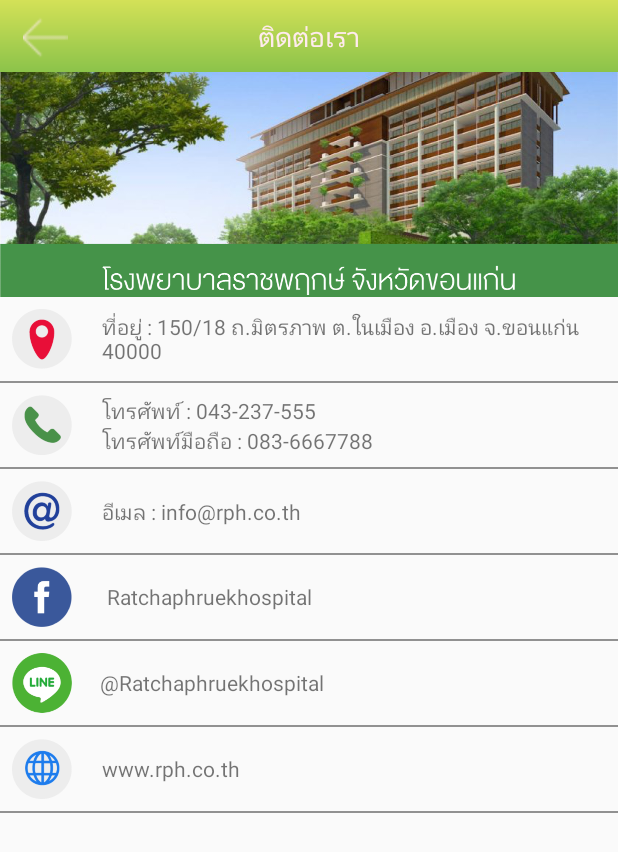
After one commit to kamonwans/RatchphuekHospital, an Android app: the ContactActivity screen opened directly, with no data from a screen before it, on a phone screen of 412 x 824 dp. The commit adds this screen. Shown: the top 852 px of the screen. Run offline under Robolectric (Android 15) with nearby library versions, the phone set to English and light mode, and no system bars.

Commit message:
page contact

```diff
--- a/app/build.gradle
+++ b/app/build.gradle
@@ -29,7 +29,7 @@
     compile 'com.android.support.constraint:constraint-layout:1.0.2'
     compile 'com.android.support:design:25.3.1'
     compile 'com.android.support:support-v4:25.3.1'
-    testCompile 'junit:junit:4.12'
     compile 'com.android.support:recyclerview-v7:25.0.0-alpha1'
     compile 'de.hdodenhof:circleimageview:2.1.0'
+    testCompile 'junit:junit:4.12'
 }
--- a/app/src/main/AndroidManifest.xml
+++ b/app/src/main/AndroidManifest.xml
@@ -10,7 +10,6 @@
         android:roundIcon="@mipmap/ic_launcher_round"
         android:supportsRtl="true"
         android:theme="@style/Theme.AppCompat.Light.NoActionBar">
-
         <activity android:name=".SplashScreen">
             <intent-filter>
                 <action android:name="android.intent.action.MAIN" />
@@ -21,10 +20,11 @@
         <activity android:name=".LoginActivity" />
         <activity
             android:name=".MainActivity"
-            android:windowSoftInputMode="adjustNothing"></activity>
+            android:windowSoftInputMode="adjustNothing" />
         <activity android:name=".RegisterActivity" />
         <activity android:name=".PersonalInfromationActivity" />
         <activity android:name=".EditProfileActivity" />
+        <activity android:name=".ContactActivity"></activity>
     </application>
 
 </manifest>
--- /dev/null
+++ b/app/src/main/java/com/example/kamonwan/ratchaphruekhospital/ContactActivity.java
@@ -0,0 +1,13 @@
+package com.example.kamonwan.ratchaphruekhospital;
+
+import android.support.v7.app.AppCompatActivity;
+import android.os.Bundle;
+
+public class ContactActivity extends AppCompatActivity {
+
+    @Override
+    protected void onCreate(Bundle savedInstanceState) {
+        super.onCreate(savedInstanceState);
+        setContentView(R.layout.activity_contact);
+    }
+}
--- a/app/src/main/java/com/example/kamonwan/ratchaphruekhospital/MainActivity.java
+++ b/app/src/main/java/com/example/kamonwan/ratchaphruekhospital/MainActivity.java
@@ -12,6 +12,7 @@
 import android.view.MenuItem;
 import android.view.View;
 import android.widget.Button;
+import android.widget.LinearLayout;
 
 
 public class MainActivity extends AppCompatActivity {
@@ -19,6 +20,7 @@
     ActionBarDrawerToggle actionBarDrawerToggle;
     private Toolbar toolbar;
     Button btn_personalInformation;
+    LinearLayout btn_contact;
 
 
     @Override
@@ -32,7 +34,7 @@
     private void initInstance() {
         toolbar = (Toolbar) findViewById(R.id.toolbar);
         setSupportActionBar(toolbar);
-
+        Fragment();
         drawerLayout = (DrawerLayout) findViewById(R.id.drawerLayout);
         actionBarDrawerToggle = new ActionBarDrawerToggle(
                 MainActivity.this,
@@ -53,8 +55,15 @@
                 startActivity(intent);
             }
         });
-        Fragment();
 
+        btn_contact = (LinearLayout) findViewById(R.id.btn_contact);
+        btn_contact.setOnClickListener(new View.OnClickListener() {
+            @Override
+            public void onClick(View v) {
+                Intent intent = new Intent(MainActivity.this, ContactActivity.class);
+                startActivity(intent);
+            }
+        });
     }
 
     public void Fragment() {
--- /dev/null
+++ b/app/src/main/res/drawable/bg_page_login.xml
@@ -0,0 +1,10 @@
+<shape xmlns:android="http://schemas.android.com/apk/res/android"
+    android:shape="rectangle">
+    <solid android:color="@android:color/transparent" />
+
+    <corners
+        android:bottomLeftRadius="10dp"
+        android:bottomRightRadius="10dp"
+        android:topLeftRadius="10dp"
+        android:topRightRadius="10dp" />
+</shape>
--- /dev/null
+++ b/app/src/main/res/layout/activity_contact.xml
@@ -0,0 +1,236 @@
+<?xml version="1.0" encoding="utf-8"?>
+<LinearLayout xmlns:android="http://schemas.android.com/apk/res/android"
+    xmlns:app="http://schemas.android.com/apk/res-auto"
+    xmlns:tools="http://schemas.android.com/tools"
+    android:layout_width="match_parent"
+    android:layout_height="match_parent"
+    android:orientation="vertical"
+    tools:context="com.example.kamonwan.ratchaphruekhospital.ContactActivity">
+
+    <android.support.v7.widget.Toolbar
+        android:id="@+id/toolbar"
+        android:layout_width="match_parent"
+        android:layout_height="48dp"
+        android:background="@drawable/bg_head"
+        android:contentInsetEnd="0dp"
+        android:contentInsetLeft="0dp"
+        android:contentInsetRight="0dp"
+        android:contentInsetStart="0dp"
+        app:contentInsetEnd="0dp"
+        app:contentInsetLeft="0dp"
+        app:contentInsetRight="0dp"
+        app:contentInsetStart="0dp">
+
+        <ImageView
+            android:id="@+id/btnBack"
+            android:layout_width="60dp"
+            android:layout_height="50dp"
+            android:layout_gravity="center_vertical"
+            android:adjustViewBounds="true"
+            android:padding="10dp"
+            android:paddingBottom="10dp"
+            android:paddingRight="20dp"
+            android:paddingTop="10dp"
+            android:scaleType="fitCenter"
+            android:src="@drawable/back"
+            android:tint="#FFEBEE"
+            android:visibility="visible" />
+
+        <TextView
+            android:layout_width="wrap_content"
+            android:layout_height="match_parent"
+            android:layout_gravity="center"
+            android:ellipsize="end"
+            android:gravity="center"
+            android:text="@string/menu_contact"
+            android:textColor="#FFEBEE"
+            android:textIsSelectable="false"
+            android:textSize="18sp"
+            android:visibility="visible" />
+
+    </android.support.v7.widget.Toolbar>
+
+    <LinearLayout
+        android:layout_width="match_parent"
+        android:layout_height="wrap_content"
+        android:orientation="vertical">
+
+        <ImageView
+            android:layout_width="match_parent"
+            android:layout_height="150dp"
+            android:scaleType="centerCrop"
+            android:src="@drawable/title_head_contact" />
+    </LinearLayout>
+
+    <ScrollView
+        android:layout_width="match_parent"
+        android:layout_height="match_parent">
+
+
+        <LinearLayout
+            android:layout_width="match_parent"
+            android:layout_height="match_parent"
+            android:orientation="vertical">
+
+
+            <LinearLayout
+                android:layout_width="match_parent"
+                android:layout_height="wrap_content"
+                android:layout_margin="8dp"
+                android:orientation="horizontal">
+
+                <ImageView
+                    android:layout_width="40dp"
+                    android:layout_height="40dp"
+                    android:src="@drawable/icon_address" />
+
+                <TextView
+                    android:layout_width="wrap_content"
+                    android:layout_height="wrap_content"
+                    android:layout_gravity="center"
+                    android:layout_marginLeft="20dp"
+                    android:text="ที่อยู่ : 150/18 ถ.มิตรภาพ ต.ในเมือง อ.เมือง จ.ขอนแก่น 40000" />
+            </LinearLayout>
+            <View
+                android:layout_width="match_parent"
+                android:layout_height="1dp"
+                android:layout_gravity="center"
+                android:background="#919191" />
+
+            <LinearLayout
+                android:layout_width="match_parent"
+                android:layout_height="wrap_content"
+                android:layout_margin="8dp"
+                android:orientation="horizontal">
+
+                <ImageView
+                    android:layout_width="40dp"
+                    android:layout_height="40dp"
+                    android:src="@drawable/icon_phone" />
+
+                <LinearLayout
+                    android:layout_width="wrap_content"
+                    android:layout_height="wrap_content"
+                    android:layout_marginLeft="20dp"
+                    android:orientation="vertical">
+
+                    <TextView
+
+                        android:layout_width="wrap_content"
+                        android:layout_height="wrap_content"
+                        android:text="โทรศัพท์ : 043-237-555" />
+
+                    <TextView
+                        android:layout_width="wrap_content"
+                        android:layout_height="wrap_content"
+                        android:text="โทรศัพท์มือถือ : 083-6667788" />
+                </LinearLayout>
+
+            </LinearLayout>
+            <View
+                android:layout_width="match_parent"
+                android:layout_height="1dp"
+                android:layout_gravity="center"
+                android:background="#919191" />
+
+            <LinearLayout
+                android:layout_width="match_parent"
+                android:layout_height="wrap_content"
+                android:layout_margin="8dp"
+                android:orientation="horizontal">
+
+                <ImageView
+                    android:layout_width="40dp"
+                    android:layout_height="40dp"
+                    android:src="@drawable/icon_email" />
+
+                <TextView
+                    android:layout_width="wrap_content"
+                    android:layout_height="wrap_content"
+                    android:layout_gravity="center"
+                    android:layout_marginLeft="20dp"
+                    android:text="อีเมล : info@rph.co.th" />
+            </LinearLayout>
+            <View
+                android:layout_width="match_parent"
+                android:layout_height="1dp"
+                android:layout_gravity="center"
+                android:background="#919191" />
+
+            <LinearLayout
+                android:layout_width="match_parent"
+                android:layout_height="wrap_content"
+                android:layout_margin="8dp"
+                android:orientation="horizontal">
+
+                <ImageView
+                    android:layout_width="40dp"
+                    android:layout_height="40dp"
+                    android:src="@drawable/icon_facebook" />
+
+                <TextView
+                    android:layout_width="wrap_content"
+                    android:layout_height="wrap_content"
+                    android:layout_gravity="center"
+                    android:layout_marginLeft="20dp"
+                    android:text=" Ratchaphruekhospital" />
+            </LinearLayout>
+            <View
+                android:layout_width="match_parent"
+                android:layout_height="1dp"
+                android:layout_gravity="center"
+                android:background="#919191" />
+
+            <LinearLayout
+                android:layout_width="match_parent"
+                android:layout_height="wrap_content"
+                android:layout_margin="8dp"
+                android:orientation="horizontal">
+
+                <ImageView
+                    android:layout_width="40dp"
+                    android:layout_height="40dp"
+                    android:src="@drawable/icon_line" />
+
+                <TextView
+                    android:layout_width="wrap_content"
+                    android:layout_height="wrap_content"
+                    android:layout_gravity="center"
+                    android:layout_marginLeft="15dp"
+                    android:text=" @Ratchaphruekhospital" />
+            </LinearLayout>
+            <View
+                android:layout_width="match_parent"
+                android:layout_height="1dp"
+                android:layout_gravity="center"
+                android:background="#919191" />
+
+            <LinearLayout
+                android:layout_width="match_parent"
+                android:layout_height="wrap_content"
+                android:layout_margin="8dp"
+                android:orientation="horizontal">
+
+                <ImageView
+                    android:layout_width="40dp"
+                    android:layout_height="40dp"
+                    android:src="@drawable/icon_website" />
+
+                <TextView
+                    android:layout_width="wrap_content"
+                    android:layout_height="wrap_content"
+                    android:layout_gravity="center"
+                    android:layout_marginLeft="20dp"
+                    android:text="www.rph.co.th" />
+            </LinearLayout>
+            <View
+                android:layout_width="match_parent"
+                android:layout_height="1dp"
+                android:layout_gravity="center"
+                android:background="#919191" />
+
+
+        </LinearLayout>
+    </ScrollView>
+
+</LinearLayout>
--- a/app/src/main/res/layout/activity_edit_profile.xml
+++ b/app/src/main/res/layout/activity_edit_profile.xml
@@ -355,7 +355,7 @@
                 android:layout_width="200dp"
                 android:layout_height="1dp"
                 android:layout_gravity="center"
-                android:background="#FFEBEE" />
+                android:background="#919191" />
 
             <LinearLayout
                 android:layout_width="match_parent"
--- a/app/src/main/res/layout/activity_login.xml
+++ b/app/src/main/res/layout/activity_login.xml
@@ -86,14 +86,19 @@
                     android:src="@drawable/user" />
 
                 <EditText
+                    android:background="@drawable/bg_page_login"
                     android:layout_marginLeft="10dp"
                     android:layout_width="match_parent"
-                    android:layout_height="wrap_content"
-                    android:backgroundTint="#FFEBEE"
+                    android:layout_height="50dp"
                     android:text="อีเมล"
                     android:textColor="#FFEBEE" />
+
             </LinearLayout>
-
+            <View
+                android:layout_width="300dp"
+                android:layout_height="1dp"
+                android:layout_gravity="center"
+                android:background="#ffffff" />
             <LinearLayout
                 android:layout_width="match_parent"
                 android:layout_height="wrap_content"
@@ -108,15 +113,20 @@
                     android:src="@drawable/password" />
 
                 <EditText
+                    android:background="@drawable/bg_page_login"
                     android:layout_marginLeft="10dp"
                     android:layout_width="match_parent"
-                    android:layout_height="wrap_content"
-                    android:backgroundTint="#FFEBEE"
+                    android:layout_height="50dp"
                     android:text="รหัสผ่าน"
                     android:textColor="#FFEBEE" />
             </LinearLayout>
-
+            <View
+                android:layout_width="300dp"
+                android:layout_height="1dp"
+                android:layout_gravity="center"
+                android:background="#ffffff" />
             <LinearLayout
+                android:layout_margin="10dp"
                 android:layout_width="match_parent"
                 android:layout_height="wrap_content"
                 android:orientation="vertical">
--- a/app/src/main/res/layout/activity_main.xml
+++ b/app/src/main/res/layout/activity_main.xml
@@ -237,6 +237,7 @@
                 </LinearLayout>
 
                 <LinearLayout
+                    android:id="@+id/btn_contact"
                     android:layout_width="wrap_content"
                     android:layout_height="wrap_content"
                     android:layout_margin="8dp"
```
Also changed, not shown: app/src/main/res/drawable/icon_address.png (added), app/src/main/res/drawable/icon_email.png (added), app/src/main/res/drawable/icon_facebook.png (added), app/src/main/res/drawable/icon_line.png (added), app/src/main/res/drawable/icon_phone.png (added), app/src/main/res/drawable/icon_website.png (added), app/src/main/res/drawable/title_head_contact.png (added).
